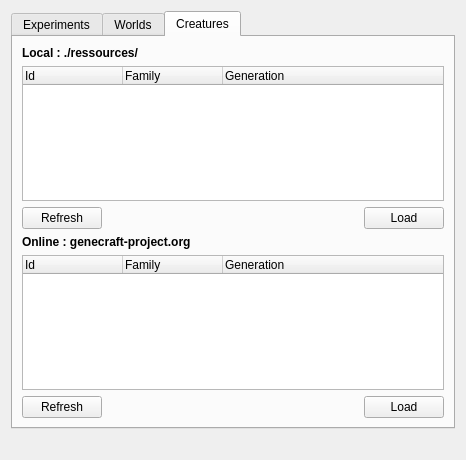
Qt form src/genelab/core/ui/widgets/experiments/ressourcesbrowser.ui (GeneCraft/GeneCraft-Project) before a commit.
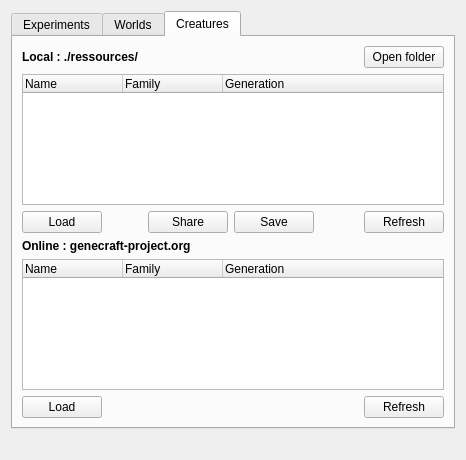
The same form after that commit. The open tabs and pages were chosen to show the change. Icons and pictures are not drawn.

Patch:
```diff
--- a/src/genelab/core/ui/widgets/experiments/ressourcesbrowser.ui
+++ b/src/genelab/core/ui/widgets/experiments/ressourcesbrowser.ui
@@ -14,7 +14,14 @@
    <string>Form</string>
   </property>
   <layout class="QGridLayout" name="gridLayout">
-   <item row="1" column="0">
+   <item row="3" column="0">
+    <widget class="QLabel" name="lblDb">
+     <property name="text">
+      <string/>
+     </property>
+    </widget>
+   </item>
+   <item row="2" column="0">
     <widget class="QTabWidget" name="tabWidget">
      <property name="currentIndex">
       <number>0</number>
@@ -166,11 +173,35 @@
        <string>Creatures</string>
       </attribute>
       <layout class="QGridLayout" name="gridLayout_3">
-       <item row="1" column="0" colspan="3">
+       <item row="0" column="0" colspan="6">
+        <widget class="QLabel" name="label">
+         <property name="font">
+          <font>
+           <weight>75</weight>
+           <bold>true</bold>
+          </font>
+         </property>
+         <property name="text">
+          <string>Local : ./ressources/</string>
+         </property>
+        </widget>
+       </item>
+       <item row="0" column="7">
+        <widget class="QPushButton" name="pbOpenEntitiesFolder">
+         <property name="text">
+          <string>Open folder</string>
+         </property>
+         <property name="icon">
+          <iconset resource="../../../ressources/ressources.qrc">
+           <normaloff>:/img/icons/experiment_browse</normaloff>:/img/icons/experiment_browse</iconset>
+         </property>
+        </widget>
+       </item>
+       <item row="1" column="0" colspan="8">
         <widget class="QTreeWidget" name="twLocalEntities">
          <column>
           <property name="text">
-           <string>Id</string>
+           <string>Name</string>
           </property>
          </column>
          <column>
@@ -185,102 +216,119 @@
          </column>
         </widget>
        </item>
-       <item row="2" column="0">
-        <widget class="QPushButton" name="pbRefreshLocalEntity">
+       <item row="3" column="0" colspan="8">
+        <widget class="QLabel" name="label_2">
+         <property name="font">
+          <font>
+           <weight>75</weight>
+           <bold>true</bold>
+          </font>
+         </property>
          <property name="text">
-          <string>Refresh</string>
+          <string>Online : genecraft-project.org</string>
          </property>
         </widget>
        </item>
-       <item row="2" column="1">
+       <item row="4" column="0" colspan="8">
+        <widget class="QTreeWidget" name="twOnlineEntities">
+         <column>
+          <property name="text">
+           <string>Name</string>
+          </property>
+         </column>
+         <column>
+          <property name="text">
+           <string>Family</string>
+          </property>
+         </column>
+         <column>
+          <property name="text">
+           <string>Generation</string>
+          </property>
+         </column>
+        </widget>
+       </item>
+       <item row="2" column="1" colspan="3">
         <spacer name="horizontalSpacer_4">
          <property name="orientation">
           <enum>Qt::Horizontal</enum>
          </property>
          <property name="sizeHint" stdset="0">
           <size>
-           <width>259</width>
+           <width>40</width>
            <height>20</height>
           </size>
          </property>
         </spacer>
        </item>
-       <item row="2" column="2">
+       <item row="2" column="6">
+        <spacer name="horizontalSpacer_6">
+         <property name="orientation">
+          <enum>Qt::Horizontal</enum>
+         </property>
+         <property name="sizeHint" stdset="0">
+          <size>
+           <width>40</width>
+           <height>20</height>
+          </size>
+         </property>
+        </spacer>
+       </item>
+       <item row="2" column="5">
+        <widget class="QPushButton" name="pbSaveEntity">
+         <property name="text">
+          <string>Save</string>
+         </property>
+         <property name="icon">
+          <iconset resource="../../../ressources/ressources.qrc">
+           <normaloff>:/img/icons/up</normaloff>:/img/icons/up</iconset>
+         </property>
+        </widget>
+       </item>
+       <item row="2" column="4">
+        <widget class="QPushButton" name="pbShareEntity">
+         <property name="text">
+          <string>Share</string>
+         </property>
+         <property name="icon">
+          <iconset resource="../../../ressources/ressources.qrc">
+           <normaloff>:/img/icons/down</normaloff>:/img/icons/down</iconset>
+         </property>
+        </widget>
+       </item>
+       <item row="2" column="0">
         <widget class="QPushButton" name="pbLoadLocalEntity">
          <property name="text">
           <string>Load</string>
          </property>
         </widget>
        </item>
-       <item row="4" column="0" colspan="3">
-        <widget class="QTreeWidget" name="twOnlineEntities">
-         <column>
-          <property name="text">
-           <string>Id</string>
-          </property>
-         </column>
-         <column>
-          <property name="text">
-           <string>Family</string>
-          </property>
-         </column>
-         <column>
-          <property name="text">
-           <string>Generation</string>
-          </property>
-         </column>
-        </widget>
-       </item>
-       <item row="5" column="0">
-        <widget class="QPushButton" name="pbRefreshOnlineEntity">
+       <item row="2" column="7">
+        <widget class="QPushButton" name="pbRefreshLocalEntity">
          <property name="text">
           <string>Refresh</string>
          </property>
         </widget>
        </item>
-       <item row="5" column="1">
-        <spacer name="horizontalSpacer_3">
-         <property name="orientation">
-          <enum>Qt::Horizontal</enum>
-         </property>
-         <property name="sizeHint" stdset="0">
-          <size>
-           <width>259</width>
-           <height>20</height>
-          </size>
-         </property>
-        </spacer>
-       </item>
-       <item row="5" column="2">
+       <item row="5" column="0">
         <widget class="QPushButton" name="pbLoadOnlineEntity">
          <property name="text">
           <string>Load</string>
          </property>
-        </widget>
-       </item>
-       <item row="0" column="0" colspan="3">
-        <widget class="QLabel" name="label">
-         <property name="font">
-          <font>
-           <weight>75</weight>
-           <bold>true</bold>
-          </font>
+         <property name="icon">
+          <iconset resource="../../../ressources/ressources.qrc">
+           <normaloff>:/img/icons/entity_add</normaloff>:/img/icons/entity_add</iconset>
          </property>
-         <property name="text">
-          <string>Local : ./ressources/</string>
-         </property>
         </widget>
        </item>
-       <item row="3" column="0" colspan="3">
-        <widget class="QLabel" name="label_2">
-         <property name="font">
-          <font>
-           <weight>75</weight>
-           <bold>true</bold>
-          </font>
-         </property>
+       <item row="5" column="7">
+        <widget class="QPushButton" name="pbRefreshOnlineEntity">
          <property name="text">
-          <string>Online : genecraft-project.org</string>
+          <string>Refresh</string>
+         </property>
+         <property name="icon">
+          <iconset resource="../../../ressources/ressources.qrc">
+           <normaloff>:/img/icons/refresh</normaloff>:/img/icons/refresh</iconset>
          </property>
         </widget>
        </item>
```
Left out of the diff: 156 changed lines with no effect on the pictures.
